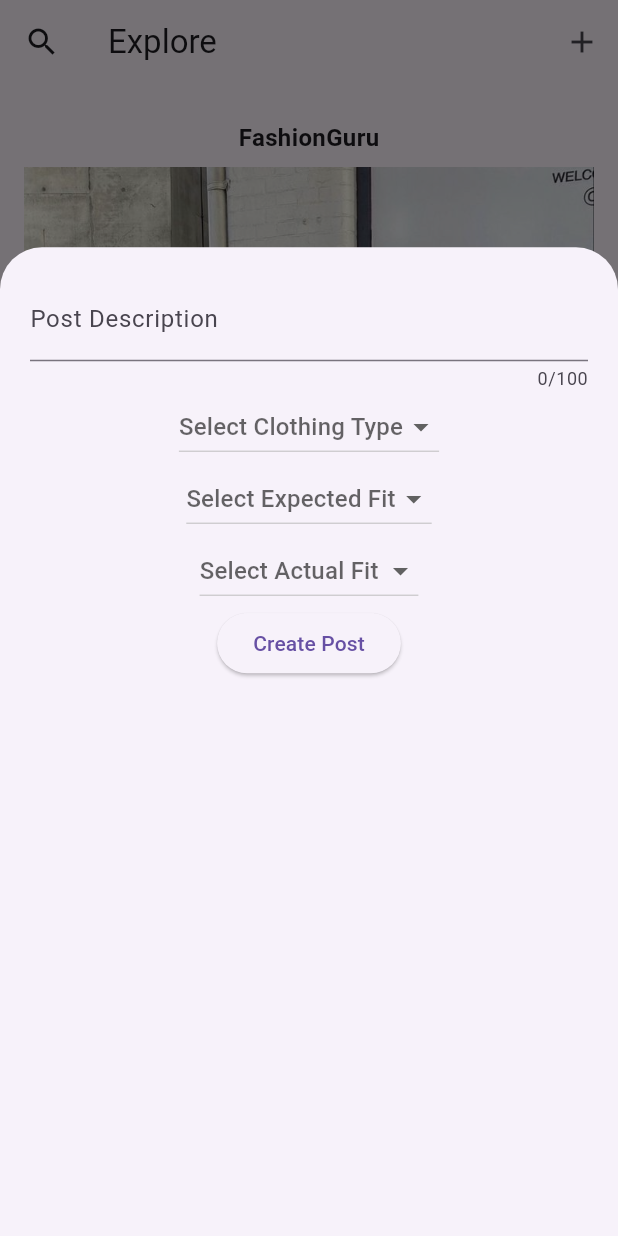
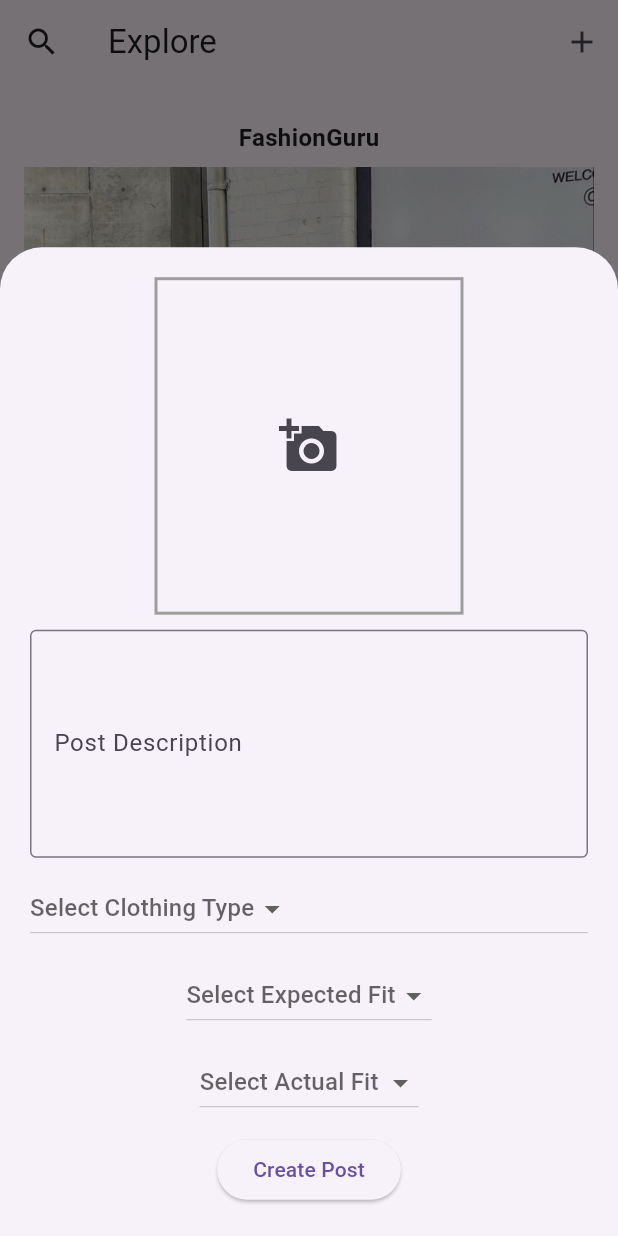
Before and after one commit to emmaaannnn/size-review-app, a Flutter app: the screen it shows after launch, after a tap on "Show More Details", after a tap on the "add" icon, on a phone screen of 412 x 824 dp. Run offline on Flutter 3.47's test engine with Material 3 defaults, Android fonts, the phone set to English and light mode, and no system bars.

Commit message:
New post halway done

```diff
--- a/fitview_app/lib/data/post_data.dart
+++ b/fitview_app/lib/data/post_data.dart
@@ -14,6 +14,7 @@ List<Post> dummyPosts = [
     expectedFit: Fit.oversized,
     actualFit: Fit.straight,
     createdAt: DateTime.now(),
+    description: 'Loving this oversized jacket!, Its got that crop look too so it fits me well and looks amazing!',
   ),
   Post(
     id: '2',
@@ -27,6 +28,7 @@ List<Post> dummyPosts = [
     expectedFit: Fit.tight,
     actualFit: Fit.regular,
     createdAt: DateTime.now(),
+    description: 'This sweatshirt is perfect for my body type! It fits just right and is super comfy.',
   ),
   Post(
     id: '3',
@@ -40,18 +42,19 @@ List<Post> dummyPosts = [
     expectedFit: Fit.baggyOversized,
     actualFit: Fit.oversized,
     createdAt: DateTime.now(),
+    description: 'These pants are a bit baggy but I love the oversized look!',
   ),
   Post(
     id: '4',
     username: 'TrendyVibes',
     photoUrl: 'lib/data/test4.jpg',
     clothingItems: [
-      ClothingItem(type: ClothingType.jacket, size: ClothingSize.m),
+      ClothingItem(type: ClothingType.tshirt, size: ClothingSize.m),
     ],
     userHeight: 180.0,
     bodyType: BodyType.athletic,
-    expectedFit: Fit.slim,
-    actualFit: Fit.extraTight,
+    expectedFit: Fit.oversized,
+    actualFit: Fit.oversized,
     createdAt: DateTime.now(),
   ),
 ];
--- a/fitview_app/lib/widget/explore_search_widget.dart
+++ /dev/null
@@ -1 +0,0 @@
-//import 'package:flutter/material.dart';
--- a/fitview_app/lib/widget/newPost.dart
+++ b/fitview_app/lib/widget/newPost.dart
@@ -1,5 +1,4 @@
 import 'package:flutter/material.dart';
-//import 'package:image_picker/image_picker.dart';
 import 'package:fitview_app/model/post_model.dart';
 import 'package:fitview_app/model/user_model.dart';
 
@@ -10,20 +9,13 @@ class NewPost extends StatefulWidget {
 }
 
 class _NewPostState extends State<NewPost> {
-  //vXFile? _selectedImage;
-  //final ImagePicker _picker = ImagePicker();
+  String? _selectedImageUrl;
   String _enteredDescription = "";
   ClothingType? _selectedClothingType;
   ClothingSize? _selectedClothingSize;
   Fit? _expectedFit;
   Fit? _actualFit;
 
-  // Future<void> _pickImage() async {
-  //   final XFile? image = await _picker.pickImage(source: ImageSource.gallery);
-  //   setState(() {
-  //     _selectedImage = image;
-  //   });
-  // }
 
   void _handleDescriptionChange(String text) {
     setState(() {
@@ -41,28 +33,51 @@ class _NewPostState extends State<NewPost> {
       child: Column(
         children: [
           // Image Selection Button
+          Container(
+            decoration: BoxDecoration(
+              border: Border.all(color: Colors.grey, width: 2),
+            ),
+            width: MediaQuery.of(context).size.width/2,
+            height: 450/2,
+            alignment: Alignment.center,
+            child: _selectedImageUrl == null
+                ? IconButton(
+                    onPressed: () {
+                      setState(() {
+                        _selectedImageUrl = 'lib/data/test5.jpg'; // Assign default image
+                      });
+                    },
+                    icon: Icon(Icons.add_a_photo, size: 40),
+                  )
+                : Image.asset(
+                      _selectedImageUrl!,
+                      width: MediaQuery.of(context).size.width/2,
+                      height: 450/2,
+                      fit: BoxFit.cover,
+                  ),
+          ),
 
-          // ElevatedButton(
-          //   onPressed: _pickImage,
-          //   child: Text("Select Photo"),
-          // ),
-          // if (_selectedImage != null)
-          //   Image.file(
-          //     File(_selectedImage!.path),
-          //     height: 150,
-          //     width: 150,
-          //     fit: BoxFit.cover,
-          //   ),
+          SizedBox(height: 10),
+
+
+
 
           // Description Field
           TextField(
             onChanged: _handleDescriptionChange,
-            maxLength: 100,
-            decoration: InputDecoration(labelText: 'Post Description'),
+            maxLines: 5, // Allows the field to expand up to 5 lines
+            decoration: InputDecoration(
+              labelText: 'Post Description',
+              border: OutlineInputBorder(), // Adds a border around the field
+            ),
           ),
 
+          SizedBox(height: 10),
+
           // Clothing Type Selection
-          DropdownButton<ClothingType>(
+          SizedBox(
+            width: double.infinity, // Makes it take the full screen width
+            child: DropdownButton<ClothingType>(
               hint: Text("Select Clothing Type"),
               value: _selectedClothingType,
               onChanged: (newValue) {
@@ -76,6 +91,7 @@ class _NewPostState extends State<NewPost> {
                   child: Text(type.displayName),
                 );
               }).toList(),
+            ),
           ),
 
           // Clothing Size Selection
@@ -96,6 +112,9 @@ class _NewPostState extends State<NewPost> {
               }).toList(),
             ),
 
+
+          SizedBox(height: 10),
+
           // Expected Fit Selection
           DropdownButton<Fit>(
             hint: Text("Select Expected Fit"),
@@ -112,6 +131,10 @@ class _NewPostState extends State<NewPost> {
               );
             }).toList(),
           ),
+
+
+          SizedBox(height: 10),
+
 
           // Actual Fit Selection
           DropdownButton<Fit>(
@@ -130,6 +153,10 @@ class _NewPostState extends State<NewPost> {
             }).toList(),
           ),
 
+
+          SizedBox(height: 10),
+
+
           // Submit Button
           ElevatedButton(
             onPressed: () {
@@ -142,7 +169,7 @@ class _NewPostState extends State<NewPost> {
                 Post newPost = Post(
                   id: DateTime.now().toString(),
                   username: "CurrentUser", // You can replace this dynamically
-                  photoUrl: 'lib/data/test3.jpg',
+                  photoUrl: 'lib/data/test5.jpg',
                   clothingItems: [
                     ClothingItem(
                       type: _selectedClothingType!,
--- a/fitview_app/lib/widget/postWidget.dart
+++ b/fitview_app/lib/widget/postWidget.dart
@@ -99,6 +99,15 @@ class _PostWidgetState extends State<PostWidget> {
             ],
           ),
 
+          if (_isExpanded)
+            Padding(
+              padding: const EdgeInsets.symmetric(vertical: 8.0),
+              child: Text(
+                widget.post.description ?? 'No description available.',
+                style: TextStyle(fontSize: 14.0),
+              ),
+            ),
+
            Center(
             child: ElevatedButton(
               onPressed: () {
@@ -109,15 +118,6 @@ class _PostWidgetState extends State<PostWidget> {
               child: Text(_isExpanded ? 'Hide Details' : 'Show More Details'),
             ),
           ),
-
-          if (_isExpanded)
-            Padding(
-              padding: const EdgeInsets.symmetric(vertical: 8.0),
-              child: Text(
-                widget.post.description ?? 'No description available.',
-                style: TextStyle(fontSize: 14.0),
-              ),
-            ),
         ],
       ),
     );
--- a/fitview_app/pubspec.yaml
+++ b/fitview_app/pubspec.yaml
@@ -62,6 +62,7 @@ flutter:
     - lib/data/test2.jpg
     - lib/data/test3.jpg
     - lib/data/test4.jpg
+    - lib/data/test5.jpg
 
   # To add assets to your application, add an assets section, like this:
   # assets:
```
Also changed, not shown: fitview_app/lib/data/test5.jpg (added). Lines whose indentation alone changed are shown as unchanged.
